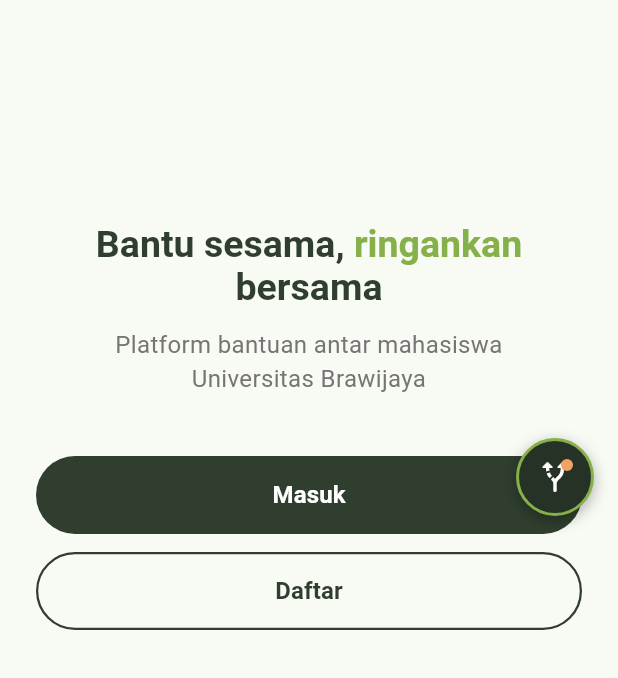
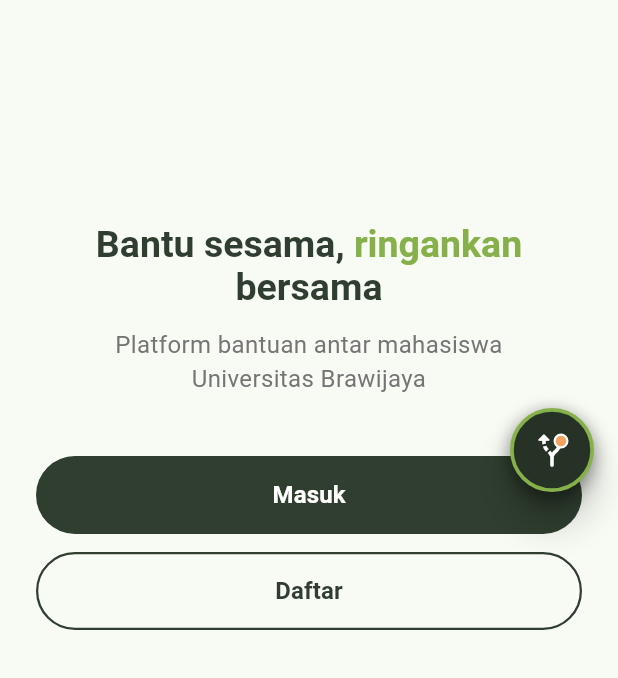
Before and after one commit to zuhdiarif/Ubantu, a Flutter app: the screen it shows after launch, on a phone screen of 412 x 824 dp, the part 558-1236 px from its top. Run offline on Flutter 3.47's test engine with Material 3 defaults, Android fonts, the phone set to English and light mode, and no system bars; our stand-ins replace flutter_svg, go_router, shared_preferences, supabase_flutter; accounts and stored records are empty; Roboto replaces fonts that are missing (Plus Jakarta Sans); project files that could hold a hidden picture were left out.

Commit message:
fix: improve debug floating menu touch handling and layout positioning

```diff
--- a/lib/components/debug_floating_menu.dart
+++ b/lib/components/debug_floating_menu.dart
@@ -9,9 +9,9 @@
 }
 
 class _DebugFloatingMenuState extends State<DebugFloatingMenu> {
-  Offset _position = const Offset(16, 120);
+  double? _x;
+  double? _y;
   bool _isOpen = false;
-  bool _isInitialized = false;
 
   final List<Map<String, dynamic>> _routeGroups = [
     {
@@ -46,16 +46,6 @@
     },
   ];
 
-  @override
-  void didChangeDependencies() {
-    super.didChangeDependencies();
-    if (!_isInitialized) {
-      final size = MediaQuery.of(context).size;
-      _position = Offset(size.width - 68, size.height - 160);
-      _isInitialized = true;
-    }
-  }
-
   void _navigateTo(String route) {
     setState(() => _isOpen = false);
     AppRouter.router.push(route);
@@ -64,17 +54,22 @@
   @override
   Widget build(BuildContext context) {
     final size = MediaQuery.of(context).size;
+    final screenW = size.width > 0 ? size.width : 390.0;
+    final screenH = size.height > 0 ? size.height : 800.0;
 
-    return Material(
-      type: MaterialType.transparency,
-      child: Stack(
+    _x ??= (screenW - 72.0).clamp(16.0, screenW - 72.0);
+    _y ??= (screenH - 180.0).clamp(60.0, screenH - 100.0);
+
+    return Stack(
+      clipBehavior: Clip.none,
       children: [
         if (_isOpen)
           Positioned.fill(
             child: GestureDetector(
+              behavior: HitTestBehavior.opaque,
               onTap: () => setState(() => _isOpen = false),
               child: Container(
-                  color: Colors.black.withValues(alpha: 0.4),
+                color: Colors.black.withValues(alpha: 0.5),
               ),
             ),
           ),
@@ -198,29 +193,33 @@
             ),
           ),
           Positioned(
-            left: _position.dx,
-            top: _position.dy,
+            left: _x,
+            top: _y,
             child: GestureDetector(
+              behavior: HitTestBehavior.opaque,
               onPanUpdate: (details) {
                 setState(() {
-                  final newX = (_position.dx + details.delta.dx).clamp(8.0, size.width - 60.0);
-                  final newY = (_position.dy + details.delta.dy).clamp(30.0, size.height - 70.0);
-                  _position = Offset(newX, newY);
+                  _x = (_x! + details.delta.dx).clamp(8.0, screenW - 64.0);
+                  _y = (_y! + details.delta.dy).clamp(30.0, screenH - 64.0);
                 });
               },
               onTap: () => setState(() => _isOpen = !_isOpen),
+              child: Material(
+                color: Colors.transparent,
+                elevation: 10,
+                shape: const CircleBorder(),
                 child: Container(
-                width: 52,
-                height: 52,
+                  width: 56,
+                  height: 56,
                   decoration: BoxDecoration(
                     color: const Color(0xFF263225),
                     shape: BoxShape.circle,
-                  border: Border.all(color: const Color(0xFF86B049), width: 2),
+                    border: Border.all(color: const Color(0xFF86B049), width: 2.5),
                     boxShadow: const [
                       BoxShadow(
-                      color: Color(0x4D000000),
-                      blurRadius: 8,
-                      offset: Offset(0, 3),
+                        color: Color(0x66000000),
+                        blurRadius: 10,
+                        offset: Offset(0, 4),
                       ),
                     ],
                   ),
@@ -231,17 +230,18 @@
                         Icon(
                           _isOpen ? Icons.close_rounded : Icons.alt_route_rounded,
                           color: Colors.white,
-                        size: 24,
+                          size: 26,
                         ),
                         Positioned(
-                        right: 0,
-                        top: 0,
+                          right: 2,
+                          top: 2,
                           child: Container(
-                          width: 8,
-                          height: 8,
-                          decoration: const BoxDecoration(
-                            color: Color(0xFFF4A261),
+                            width: 10,
+                            height: 10,
+                            decoration: BoxDecoration(
+                              color: const Color(0xFFF4A261),
                               shape: BoxShape.circle,
+                              border: Border.all(color: Colors.white, width: 1.5),
                             ),
                           ),
                         ),
@@ -251,8 +251,8 @@
                 ),
               ),
             ),
+          ),
         ],
-      ),
       );
   }
 }
--- a/lib/main.dart
+++ b/lib/main.dart
@@ -53,9 +53,12 @@
         routerConfig: AppRouter.router,
         builder: (context, child) {
           return Stack(
+            fit: StackFit.expand,
             children: [
               ?child,
-              const DebugFloatingMenu(),
+              const Positioned.fill(
+                child: DebugFloatingMenu(),
+              ),
             ],
           );
         },
```
Also changed, not shown: 1 other file. Lines whose indentation alone changed are shown as unchanged.
